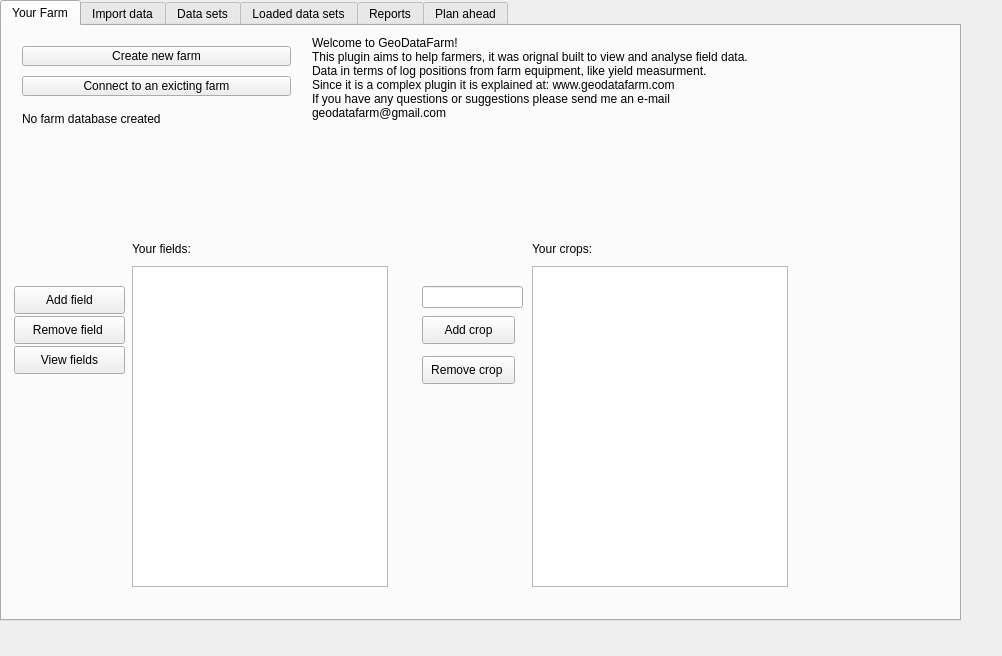
Old version of the form GeoDataFarm_dockwidget_base.ui in the repository axelande/geodatafarm3.
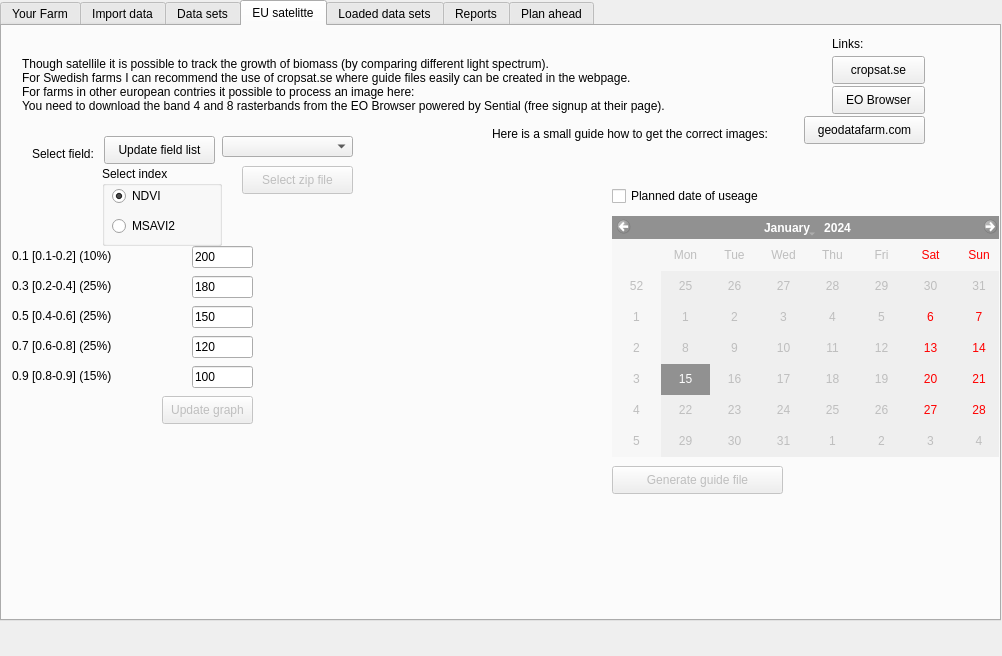
New version of the form. The open tabs and pages were chosen to show the change. Custom widgets are drawn as their Qt base class.

Commit message: Added support for satellite data (to create guide files) and updated the tab order in main ui.

```diff
--- a/GeoDataFarm_dockwidget_base.ui
+++ b/GeoDataFarm_dockwidget_base.ui
@@ -19,7 +19,7 @@
      <rect>
       <x>0</x>
       <y>0</y>
-      <width>961</width>
+      <width>1001</width>
       <height>621</height>
      </rect>
     </property>
@@ -3118,6 +3118,388 @@
       </widget>
      </widget>
     </widget>
+    <widget class="QWidget" name="tab_16">
+     <attribute name="title">
+      <string>EU satelitte</string>
+     </attribute>
+     <widget class="QLabel" name="label_22">
+      <property name="geometry">
+       <rect>
+        <x>20</x>
+        <y>20</y>
+        <width>791</width>
+        <height>91</height>
+       </rect>
+      </property>
+      <property name="text">
+       <string>Though satellile it is possible to track the growth of biomass (by comparing different light spectrum).
+For Swedish farms I can recommend the use of cropsat.se where guide files easily can be created in the webpage.
+For farms in other european contries it possible to process an image here:
+You need to download the band 4 and 8 rasterbands from the EO Browser powered by Sential (free signup at their page).
+</string>
+      </property>
+     </widget>
+     <widget class="QPushButton" name="PBListCropstat">
+      <property name="geometry">
+       <rect>
+        <x>830</x>
+        <y>30</y>
+        <width>93</width>
+        <height>28</height>
+       </rect>
+      </property>
+      <property name="text">
+       <string>cropsat.se</string>
+      </property>
+     </widget>
+     <widget class="QPushButton" name="PBListEOBrowser">
+      <property name="geometry">
+       <rect>
+        <x>830</x>
+        <y>60</y>
+        <width>93</width>
+        <height>28</height>
+       </rect>
+      </property>
+      <property name="text">
+       <string>EO Browser</string>
+      </property>
+     </widget>
+     <widget class="QLabel" name="label_27">
+      <property name="geometry">
+       <rect>
+        <x>830</x>
+        <y>10</y>
+        <width>55</width>
+        <height>16</height>
+       </rect>
+      </property>
+      <property name="text">
+       <string>Links:</string>
+      </property>
+     </widget>
+     <widget class="QLabel" name="label_31">
+      <property name="geometry">
+       <rect>
+        <x>490</x>
+        <y>100</y>
+        <width>311</width>
+        <height>16</height>
+       </rect>
+      </property>
+      <property name="text">
+       <string>Here is a small guide how to get the correct images:</string>
+      </property>
+     </widget>
+     <widget class="QPushButton" name="PBListGeoDataFarm">
+      <property name="geometry">
+       <rect>
+        <x>802</x>
+        <y>90</y>
+        <width>121</width>
+        <height>28</height>
+       </rect>
+      </property>
+      <property name="text">
+       <string>geodatafarm.com</string>
+      </property>
+     </widget>
+     <widget class="QPushButton" name="PBSelectZipFile">
+      <property name="enabled">
+       <bool>false</bool>
+      </property>
+      <property name="geometry">
+       <rect>
+        <x>240</x>
+        <y>140</y>
+        <width>111</width>
+        <height>28</height>
+       </rect>
+      </property>
+      <property name="text">
+       <string>Select zip file</string>
+      </property>
+     </widget>
+     <widget class="QPushButton" name="PBUpdateFieldList">
+      <property name="geometry">
+       <rect>
+        <x>102</x>
+        <y>110</y>
+        <width>111</width>
+        <height>28</height>
+       </rect>
+      </property>
+      <property name="text">
+       <string>Update field list</string>
+      </property>
+     </widget>
+     <widget class="QComboBox" name="CBFieldList">
+      <property name="geometry">
+       <rect>
+        <x>220</x>
+        <y>110</y>
+        <width>131</width>
+        <height>21</height>
+       </rect>
+      </property>
+     </widget>
+     <widget class="QLabel" name="label_32">
+      <property name="geometry">
+       <rect>
+        <x>30</x>
+        <y>120</y>
+        <width>81</width>
+        <height>16</height>
+       </rect>
+      </property>
+      <property name="text">
+       <string>Select field:</string>
+      </property>
+     </widget>
+     <widget class="QLabel" name="LVal_1">
+      <property name="geometry">
+       <rect>
+        <x>10</x>
+        <y>220</y>
+        <width>151</width>
+        <height>20</height>
+       </rect>
+      </property>
+      <property name="text">
+       <string>0.1 [0.1-0.2] (10%)</string>
+      </property>
+     </widget>
+     <widget class="QLabel" name="LVal_2">
+      <property name="geometry">
+       <rect>
+        <x>10</x>
+        <y>250</y>
+        <width>151</width>
+        <height>20</height>
+       </rect>
+      </property>
+      <property name="text">
+       <string>0.3 [0.2-0.4] (25%)</string>
+      </property>
+     </widget>
+     <widget class="QLabel" name="LVal_3">
+      <property name="geometry">
+       <rect>
+        <x>10</x>
+        <y>280</y>
+        <width>151</width>
+        <height>20</height>
+       </rect>
+      </property>
+      <property name="text">
+       <string>0.5 [0.4-0.6] (25%)</string>
+      </property>
+     </widget>
+     <widget class="QLabel" name="LVal_4">
+      <property name="geometry">
+       <rect>
+        <x>10</x>
+        <y>310</y>
+        <width>151</width>
+        <height>20</height>
+       </rect>
+      </property>
+      <property name="text">
+       <string>0.7 [0.6-0.8] (25%)</string>
+      </property>
+     </widget>
+     <widget class="QLabel" name="LVal_5">
+      <property name="geometry">
+       <rect>
+        <x>10</x>
+        <y>340</y>
+        <width>151</width>
+        <height>20</height>
+       </rect>
+      </property>
+      <property name="text">
+       <string>0.9 [0.8-0.9] (15%)</string>
+      </property>
+     </widget>
+     <widget class="QLineEdit" name="LEVal_1">
+      <property name="geometry">
+       <rect>
+        <x>190</x>
+        <y>220</y>
+        <width>61</width>
+        <height>22</height>
+       </rect>
+      </property>
+      <property name="text">
+       <string>200</string>
+      </property>
+     </widget>
+     <widget class="QLineEdit" name="LEVal_2">
+      <property name="geometry">
+       <rect>
+        <x>190</x>
+        <y>250</y>
+        <width>61</width>
+        <height>22</height>
+       </rect>
+      </property>
+      <property name="text">
+       <string>180</string>
+      </property>
+     </widget>
+     <widget class="QLineEdit" name="LEVal_3">
+      <property name="geometry">
+       <rect>
+        <x>190</x>
+        <y>280</y>
+        <width>61</width>
+        <height>22</height>
+       </rect>
+      </property>
+      <property name="text">
+       <string>150</string>
+      </property>
+     </widget>
+     <widget class="QLineEdit" name="LEVal_4">
+      <property name="geometry">
+       <rect>
+        <x>190</x>
+        <y>310</y>
+        <width>61</width>
+        <height>22</height>
+       </rect>
+      </property>
+      <property name="text">
+       <string>120</string>
+      </property>
+     </widget>
+     <widget class="QLineEdit" name="LEVal_5">
+      <property name="geometry">
+       <rect>
+        <x>190</x>
+        <y>340</y>
+        <width>61</width>
+        <height>22</height>
+       </rect>
+      </property>
+      <property name="text">
+       <string>100</string>
+      </property>
+     </widget>
+     <widget class="QPushButton" name="PBUpdateGraph">
+      <property name="enabled">
+       <bool>false</bool>
+      </property>
+      <property name="geometry">
+       <rect>
+        <x>160</x>
+        <y>370</y>
+        <width>91</width>
+        <height>28</height>
+       </rect>
+      </property>
+      <property name="text">
+       <string>Update graph</string>
+      </property>
+     </widget>
+     <widget class="QPushButton" name="PBGenerateGuideFile">
+      <property name="enabled">
+       <bool>false</bool>
+      </property>
+      <property name="geometry">
+       <rect>
+        <x>610</x>
+        <y>440</y>
+        <width>171</width>
+        <height>28</height>
+       </rect>
+      </property>
+      <property name="text">
+       <string>Generate guide file</string>
+      </property>
+     </widget>
+     <widget class="QGroupBox" name="groupBox_5">
+      <property name="geometry">
+       <rect>
+        <x>100</x>
+        <y>140</y>
+        <width>120</width>
+        <height>80</height>
+       </rect>
+      </property>
+      <property name="title">
+       <string>Select index</string>
+      </property>
+      <widget class="QRadioButton" name="RBNdviIndex">
+       <property name="geometry">
+        <rect>
+         <x>10</x>
+         <y>20</y>
+         <width>95</width>
+         <height>20</height>
+        </rect>
+       </property>
+       <property name="text">
+        <string>NDVI</string>
+       </property>
+       <property name="checked">
+        <bool>true</bool>
+       </property>
+      </widget>
+      <widget class="QRadioButton" name="RBMsavi2Index">
+       <property name="geometry">
+        <rect>
+         <x>10</x>
+         <y>50</y>
+         <width>95</width>
+         <height>20</height>
+        </rect>
+       </property>
+       <property name="text">
+        <string>MSAVI2</string>
+       </property>
+      </widget>
+     </widget>
+     <widget class="QWidget" name="QWGraphArea" native="true">
+      <property name="geometry">
+       <rect>
+        <x>260</x>
+        <y>170</y>
+        <width>341</width>
+        <height>291</height>
+       </rect>
+      </property>
+     </widget>
+     <widget class="QCheckBox" name="CheckBPlanned">
+      <property name="geometry">
+       <rect>
+        <x>610</x>
+        <y>160</y>
+        <width>341</width>
+        <height>20</height>
+       </rect>
+      </property>
+      <property name="text">
+       <string>Planned date of useage</string>
+      </property>
+     </widget>
+     <widget class="QCalendarWidget" name="CWPlannedDate">
+      <property name="enabled">
+       <bool>false</bool>
+      </property>
+      <property name="geometry">
+       <rect>
+        <x>610</x>
+        <y>190</y>
+        <width>391</width>
+        <height>241</height>
+       </rect>
+      </property>
+      <property name="locale">
+       <locale language="English" country="UnitedKingdom"/>
+      </property>
+     </widget>
+    </widget>
     <widget class="QWidget" name="tab">
      <attribute name="title">
       <string>Loaded data sets</string>
```
Left out of the diff: 165 changed lines with no effect on the pictures. The commit also changes 2 other files.
